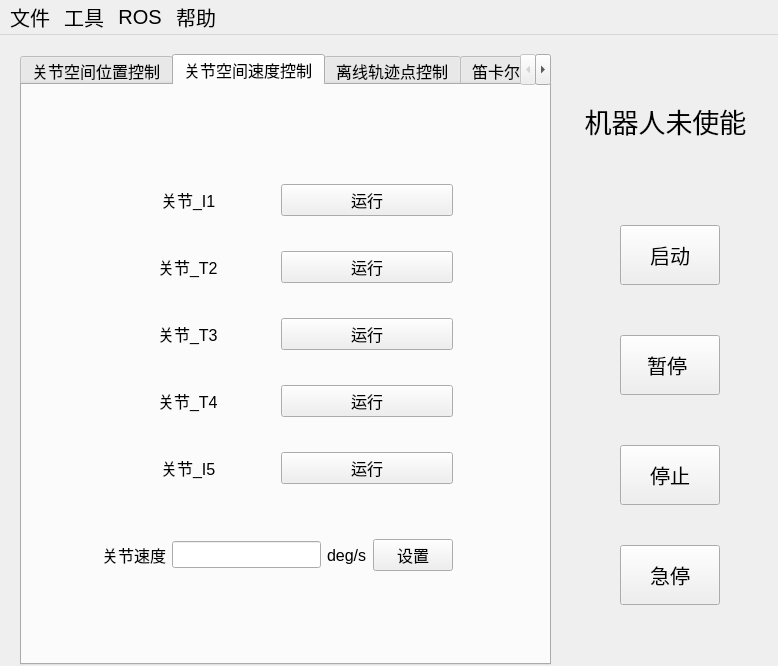
Old version of the form ui/ui_file/modular_robot_control.ui in the repository Jiongyu/third_modular_robot.
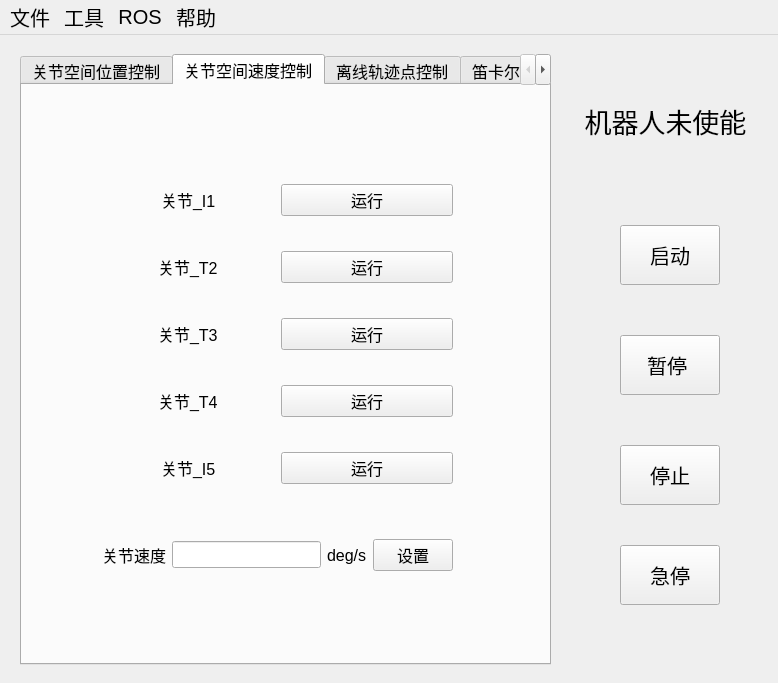
New version of the form. The open tabs and pages were chosen to show the change.

Diff of the .ui file:
```diff
--- a/ui/ui_file/modular_robot_control.ui
+++ b/ui/ui_file/modular_robot_control.ui
@@ -7,7 +7,7 @@
     <x>0</x>
     <y>0</y>
     <width>778</width>
-    <height>666</height>
+    <height>683</height>
    </rect>
   </property>
   <property name="sizePolicy">
```
Left out of the diff: 6 changed lines with no effect on the pictures.
